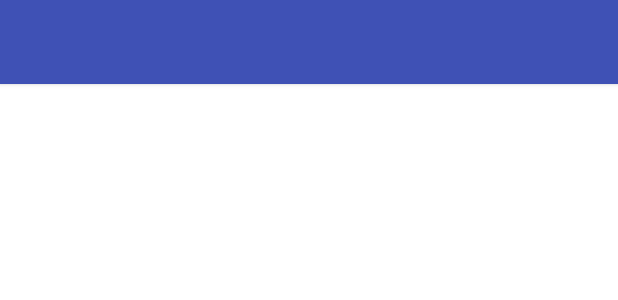
After one commit to yollpoll/MyApp, an Android app: the layout activity_new.xml on its own in the app's theme, with its tools: preview values and no code run, on a phone screen of 412 x 824 dp. The commit adds this screen. Shown: the top 300 px of the screen. Run offline under Robolectric (Android 15) with nearby library versions, the phone set to English and light mode, and no system bars.

```diff
--- a/app/src/main/AndroidManifest.xml
+++ b/app/src/main/AndroidManifest.xml
@@ -15,6 +15,7 @@
                 <category android:name="android.intent.category.LAUNCHER" />
             </intent-filter>
         </activity>
+        <activity android:name=".NewArticle"></activity>
     </application>
 
 </manifest>
--- /dev/null
+++ b/app/src/main/res/layout/activity_new.xml
@@ -0,0 +1,8 @@
+<?xml version="1.0" encoding="utf-8"?>
+<RelativeLayout xmlns:android="http://schemas.android.com/apk/res/android"
+    android:layout_width="match_parent"
+    android:layout_height="match_parent">
+    <include layout="@layout/title_layout"
+        android:id="@+id/title"></include>
+
+</RelativeLayout>
--- /dev/null
+++ b/app/src/main/res/layout/title_layout.xml
@@ -0,0 +1,20 @@
+<?xml version="1.0" encoding="utf-8"?>
+    <android.support.v7.widget.CardView
+        xmlns:android="http://schemas.android.com/apk/res/android"
+        xmlns:app="http://schemas.android.com/apk/res-auto"
+        android:layout_width="match_parent"
+        android:layout_height="wrap_content"
+        android:elevation="20dp"
+        android:id="@+id/toolbar_layout"
+        app:cardCornerRadius="0dp"
+        >
+        <android.support.v7.widget.Toolbar
+            android:layout_width="match_parent"
+            android:layout_height="?attr/actionBarSize"
+            android:id="@+id/toolbar"
+            android:background="?attr/colorPrimary"
+            android:minHeight="?attr/actionBarSize"
+            android:navigationIcon="@mipmap/icon_menu"
+            >
+        </android.support.v7.widget.Toolbar>
+    </android.support.v7.widget.CardView>
```
Also changed, not shown: app/src/main/java/com/example/xlm/mydrawerdemo/MainActivity.java (+10 -3 lines), app/src/main/java/com/example/xlm/mydrawerdemo/NewArticle.java (added, +15 -0 lines), app/src/main/res/layout/main.xml (+4 -18 lines).
